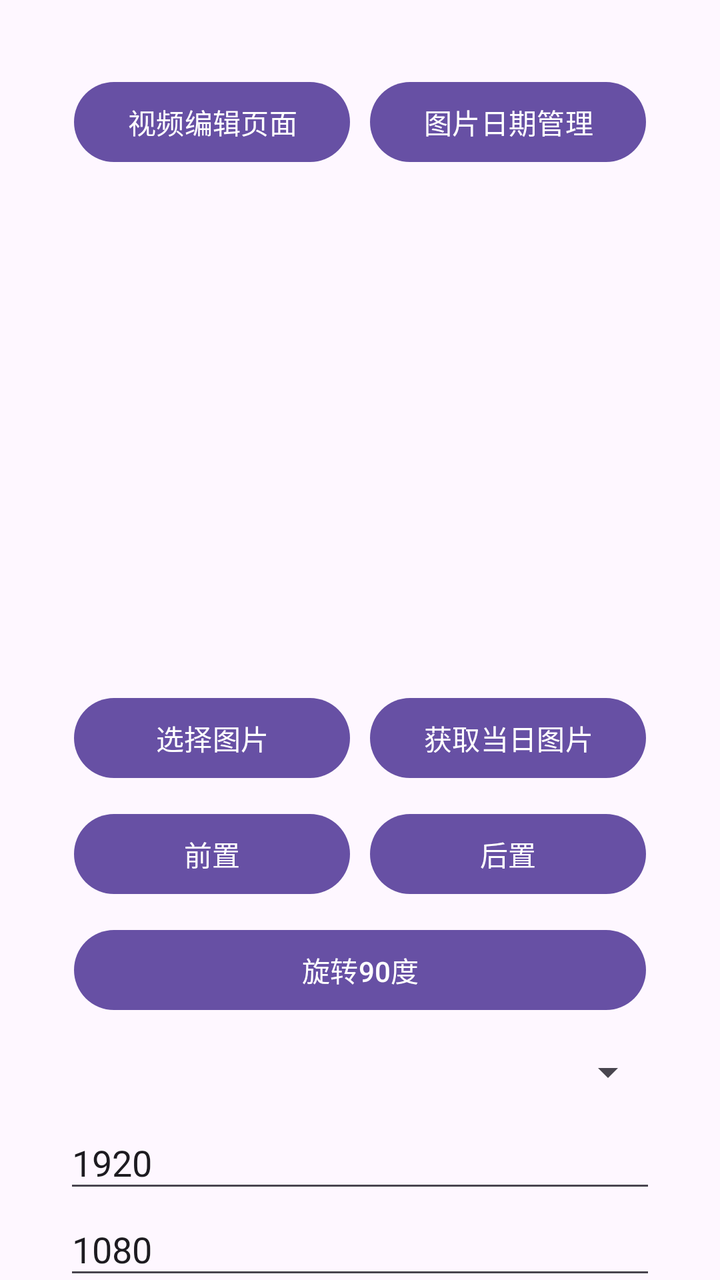
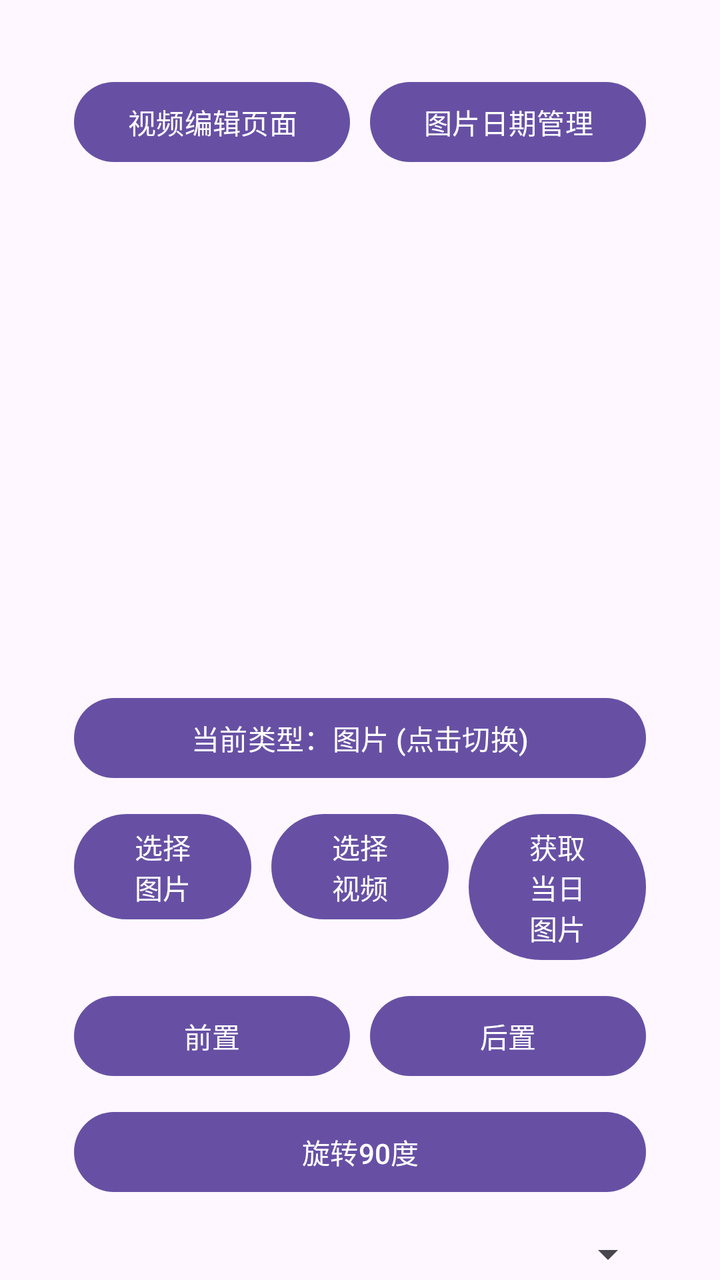

Compare the two renders of this Android layout. The source of the first and the diff that turns it into the second are given below.
<!-- AndroidManifest.xml: application theme Theme.PictureManager -->
<!-- res/layout/fragment_first.xml -->
<?xml version="1.0" encoding="utf-8"?>
<androidx.core.widget.NestedScrollView xmlns:android="http://schemas.android.com/apk/res/android"
    xmlns:app="http://schemas.android.com/apk/res-auto"
    xmlns:tools="http://schemas.android.com/tools"
    android:layout_width="match_parent"
    android:layout_height="match_parent"
    tools:context=".FirstFragment">

    <androidx.constraintlayout.widget.ConstraintLayout
        android:layout_width="match_parent"
        android:layout_height="match_parent"
        android:padding="16dp">

        <LinearLayout
            xmlns:android="http://schemas.android.com/apk/res/android"
            android:orientation="vertical"
            android:padding="16dp"
            android:layout_width="match_parent"
            android:layout_height="match_parent">

            <LinearLayout
                android:orientation="horizontal"
                android:layout_width="match_parent"
                android:layout_height="wrap_content">
                <Button
                    android:id="@+id/button_first"
                    android:text="视频编辑页面"
                    android:layout_margin="5dp"
                    android:layout_weight="1"
                    android:layout_width="0dp"
                    android:layout_height="wrap_content"/>

                <Button
                    android:id="@+id/dateManageBtn"
                    android:text="图片日期管理"
                    android:layout_margin="5dp"
                    android:layout_weight="1"
                    android:layout_width="0dp"
                    android:layout_height="wrap_content"/>
            </LinearLayout>


            <ImageView
                android:id="@+id/imageView"
                android:layout_width="match_parent"
                android:layout_height="250dp"
                android:scaleType="fitCenter"/>

            <LinearLayout
                android:orientation="horizontal"
                android:layout_width="match_parent"
                android:layout_height="wrap_content">
                <Button
                    android:id="@+id/selectBtn"
                    android:text="选择图片"
                    android:layout_margin="5dp"
                    android:layout_weight="1"
                    android:layout_width="0dp"
                    android:layout_height="wrap_content"/>

                <Button
                    android:id="@+id/autoGetBtn"
                    android:text="获取当日图片"
                    android:layout_margin="5dp"
                    android:layout_weight="1"
                    android:layout_width="0dp"
                    android:layout_height="wrap_content"/>
            </LinearLayout>


            <LinearLayout
                android:orientation="horizontal"
                android:layout_width="match_parent"
                android:layout_height="wrap_content">
                <Button
                    android:id="@+id/frontRotate"
                    android:text="前置"
                    android:layout_margin="5dp"
                    android:layout_weight="1"
                    android:layout_width="0dp"
                    android:layout_height="wrap_content"/>
                <Button
                    android:id="@+id/backendRotate"
                    android:text="后置"
                    android:layout_margin="5dp"
                    android:layout_weight="1"
                    android:layout_width="0dp"
                    android:layout_height="wrap_content"/>
            </LinearLayout>
            <Button
                android:id="@+id/rotateBtn"
                android:text="旋转90度"
                android:layout_margin="5dp"
                android:layout_width="match_parent"
                android:layout_height="wrap_content"/>

            <Spinner
                android:id="@+id/resolutionSpinner"
                android:layout_width="match_parent"
                android:layout_height="wrap_content"
                android:layout_marginTop="10dp"
                android:layout_marginBottom="10dp"
                android:padding="8dp"/>

            <EditText
                android:id="@+id/widthEdit"
                android:hint="目标宽度"
                android:text="1920"
                android:inputType="number"
                android:layout_width="match_parent"
                android:layout_height="wrap_content"/>


            <EditText
                android:id="@+id/heightEdit"
                android:hint="目标高度"
                android:text="1080"
                android:inputType="number"
                android:layout_width="match_parent"
                android:layout_height="wrap_content"/>


            <Switch
                android:id="@+id/enableSwitch"
                android:text="配置开关"
                android:checked="false"
                android:layout_width="match_parent"
                android:layout_height="wrap_content"/>

            <Button
                android:id="@+id/saveBtn"
                android:text="保存图片"
                android:layout_margin="5dp"
                android:layout_width="match_parent"
                android:layout_height="wrap_content"/>


        </LinearLayout>











    </androidx.constraintlayout.widget.ConstraintLayout>
</androidx.core.widget.NestedScrollView>
<!-- resources referenced by this layout -->
<resources>
  <style name="Theme.PictureManager" parent="Base.Theme.PictureManager" />
  <style name="Base.Theme.PictureManager" parent="Theme.Material3.DayNight.NoActionBar">
          
          
      </style>
</resources>

<!-- the commit's change to res/layout/fragment_first.xml (unified diff, before → after) -->
@@ -46,6 +46,13 @@
                 android:layout_height="250dp"
                 android:scaleType="fitCenter"/>
 
+            <Button
+                android:id="@+id/typeSwitchBtn"
+                android:text="当前类型：图片 (点击切换)"
+                android:layout_margin="5dp"
+                android:layout_width="match_parent"
+                android:layout_height="wrap_content"/>
+
             <LinearLayout
                 android:orientation="horizontal"
                 android:layout_width="match_parent"
@@ -53,6 +60,14 @@
                 <Button
                     android:id="@+id/selectBtn"
                     android:text="选择图片"
+                    android:layout_margin="5dp"
+                    android:layout_weight="1"
+                    android:layout_width="0dp"
+                    android:layout_height="wrap_content"/>
+
+                <Button
+                    android:id="@+id/selectVideoBtn"
+                    android:text="选择视频"
                     android:layout_margin="5dp"
                     android:layout_weight="1"
                     android:layout_width="0dp"
